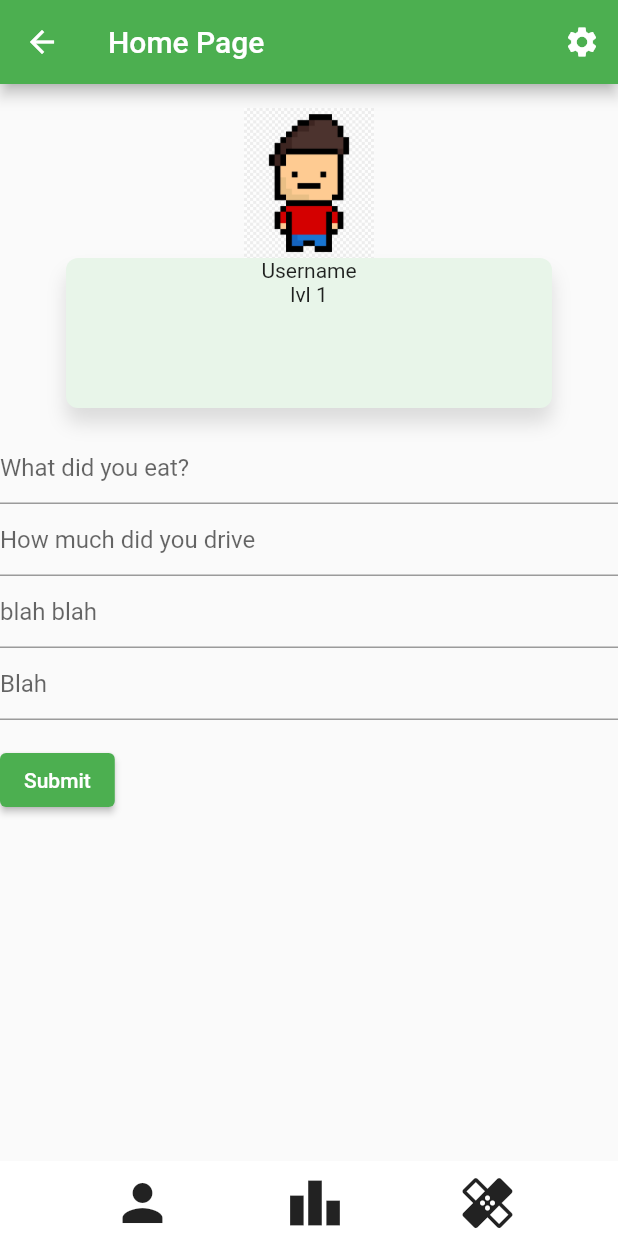
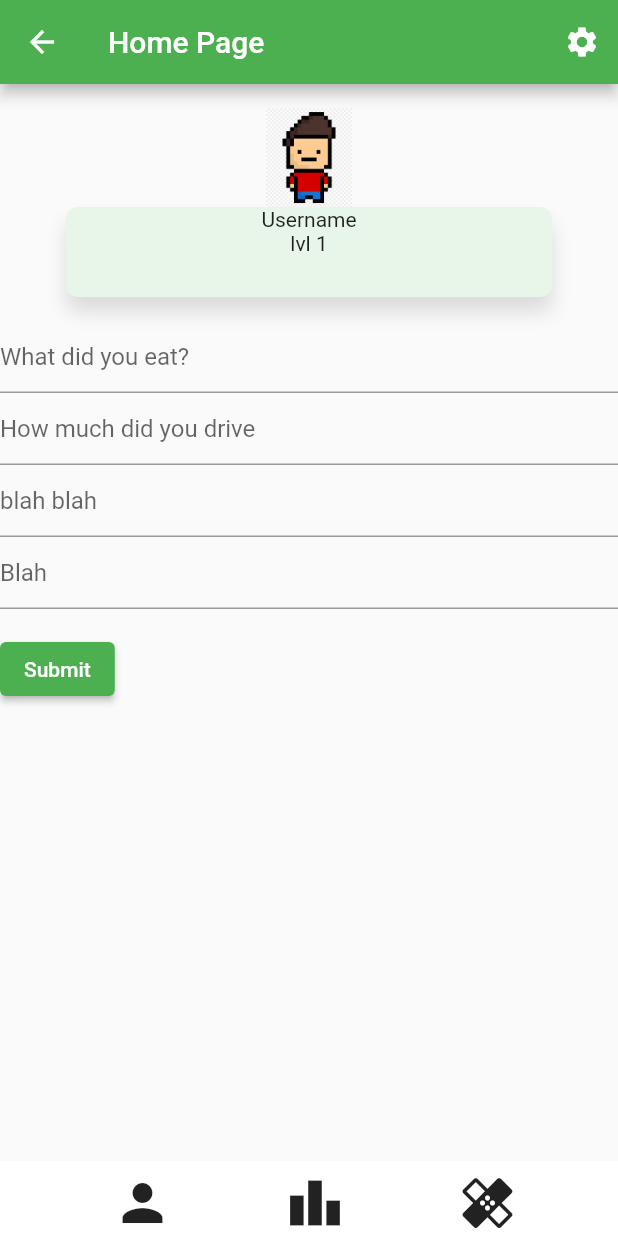
Before and after one commit to askpat13/HackDukeCarbonCompetition, a Flutter app: the screen it shows after launch, on a phone screen of 412 x 824 dp. Run offline on Flutter 3.47's test engine with Material 2 defaults, Android fonts, the phone set to English and light mode, and no system bars; our stand-ins replace cloud_firestore, device_info; accounts and stored records are empty; statements that could not run were skipped.

Commit message:
Fixed profile page

```diff
--- a/carbon_competition/lib/Home.dart
+++ b/carbon_competition/lib/Home.dart
@@ -50,13 +50,13 @@ class UserCard extends StatelessWidget {
    alignment: Alignment.topCenter,
      child: new Image(
        image: new AssetImage("assets/images/pixeldude.png"),
-       height: 100,
-       width: 100,
+       height: 66,
+       width: 66,
      ),
  );
 
  final avatarCard = new Container(
-         height: 100.0,
+         height: 60.0,
          width: double.infinity,
          margin: new EdgeInsets.only(left: 20, right: 20),
          child: Column(
```
